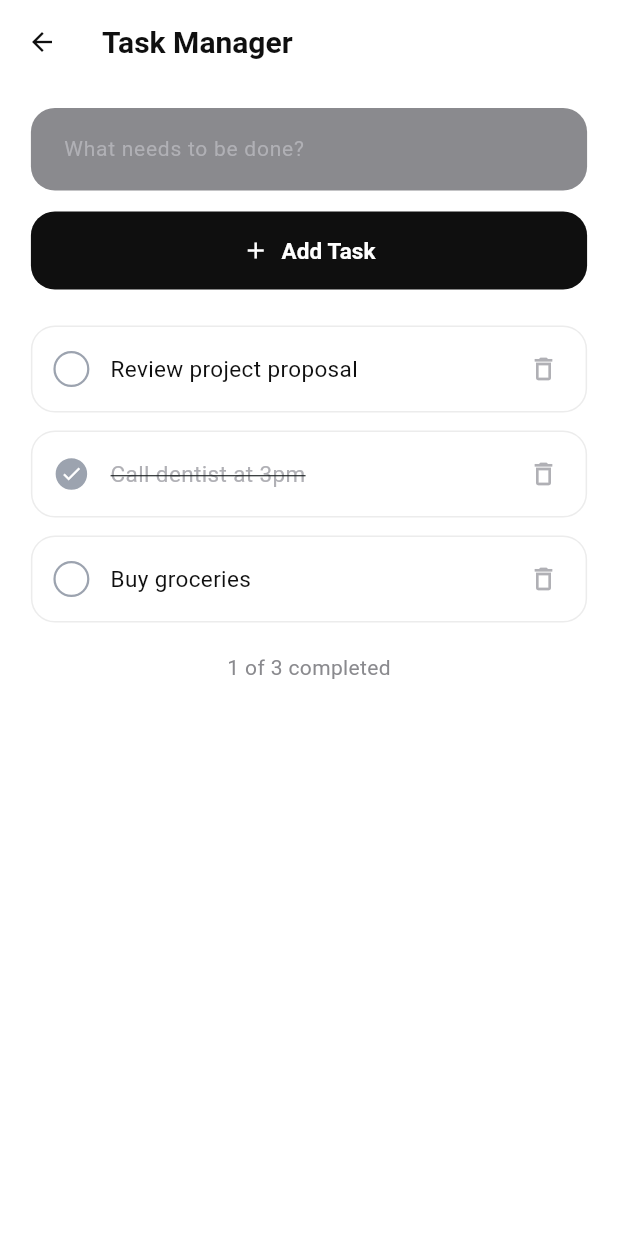
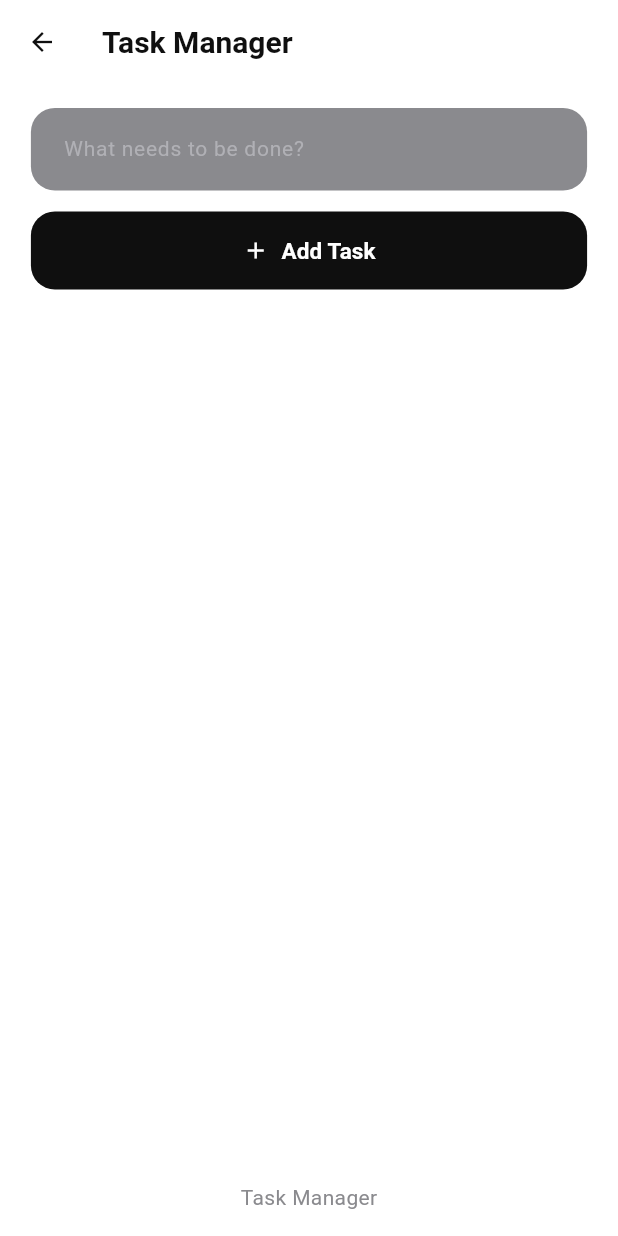
Before and after one commit to aliraza055/SyncDay, a Flutter app: the TaskScreen screen opened by its route, after a tap on "Add Task", on a phone screen of 412 x 824 dp. Run offline on Flutter 3.47's test engine with Material 3 defaults, Android fonts, the phone set to English and light mode, and no system bars; our stand-ins replace get.

Commit message:
complete crud functionality

```diff
--- /dev/null
+++ b/lib/Controllers/task_controller.dart
@@ -0,0 +1,26 @@
+import 'package:flutter/cupertino.dart';
+import 'package:get/get.dart';
+import 'package:syncday/Models/task_model.dart';
+
+class TaskController extends GetxController {
+  var tasks = <TaskModel>[].obs;
+  var taskContrller = TextEditingController().obs;
+
+  void addTask(String title) {
+    final task = TaskModel(
+      id: DateTime.now().toString(),
+      title: title,
+      isDone: false,
+    );
+    tasks.add(task);
+  }
+
+  void toggleTask(int index) {
+    tasks[index].isDone = !tasks[index].isDone;
+    tasks.refresh();
+  }
+
+  void deleteTask(int index) {
+    tasks.removeAt(index);
+  }
+}
--- a/lib/Routes/app_pages.dart
+++ b/lib/Routes/app_pages.dart
@@ -1,6 +1,6 @@
 /// Route name constants — use these with Get.toNamed(), never hardcode strings.
-abstract class AppRoutes {
-  AppRoutes._();
+abstract class AppPages {
+  AppPages._();
 
   static const String home = '/home';
   static const String task = '/task';
--- a/lib/Routes/app_route.dart
+++ b/lib/Routes/app_route.dart
@@ -7,13 +7,12 @@ import 'package:syncday/Views/weather_screen.dart';
 
 /// GetX page list. Add `binding:` to each GetPage once you create
 /// your controllers + bindings (e.g. binding: TaskBinding()).
-class AppPages {
-  AppPages._();
-
+class AppRoute {
+  AppRoute._();
   static final List<GetPage> pages = [
-    GetPage(name: AppRoutes.home, page: () => const HomeScreen()),
-    GetPage(name: AppRoutes.task, page: () => const TaskScreen()),
-    GetPage(name: AppRoutes.expense, page: () => const ExpenseScreen()),
-    GetPage(name: AppRoutes.weather, page: () => const WeatherScreen()),
+    GetPage(name: AppPages.home, page: () => const HomeScreen()),
+    GetPage(name: AppPages.task, page: () => TaskScreen()),
+    GetPage(name: AppPages.expense, page: () => const ExpenseScreen()),
+    GetPage(name: AppPages.weather, page: () => const WeatherScreen()),
   ];
 }
--- a/lib/Views/task_screen.dart
+++ b/lib/Views/task_screen.dart
@@ -1,4 +1,6 @@
 import 'package:flutter/material.dart';
+import 'package:get/get.dart';
+import 'package:syncday/Controllers/task_controller.dart';
 import 'package:syncday/constansts/app_colors.dart';
 import 'package:syncday/constansts/app_textstyle.dart';
 import 'package:syncday/constansts/media_queries.dart';
@@ -9,16 +11,15 @@ import 'package:syncday/widgets/app_tile.dart';
 import 'package:syncday/widgets/textfiled.dart';
 
 class TaskScreen extends StatelessWidget {
-  const TaskScreen({super.key});
-
+  TaskScreen({super.key});
+  final TaskController taskCon = Get.put(TaskController());
   @override
   Widget build(BuildContext context) {
     return Scaffold(
       backgroundColor: AppColors.background,
       appBar: const CustomAppBar(title: 'Task Manager'),
       body: SafeArea(
-        top: false,
-        child: SingleChildScrollView(
+        child: Padding(
           padding: EdgeInsets.symmetric(
             horizontal: context.wp(0.05),
             vertical: 16,
@@ -26,23 +27,53 @@ class TaskScreen extends StatelessWidget {
           child: Column(
             crossAxisAlignment: CrossAxisAlignment.start,
             children: [
-              const CustomTextField(hintText: 'What needs to be done?'),
+              CustomTextField(
+                controller: taskCon.taskContrller.value,
+                hintText: 'What needs to be done?',
+              ),
               const SizedBox(height: 14),
+
+              /// ADD BUTTON
               CustomButton(
                 label: 'Add Task',
                 icon: Icons.add,
-                onPressed: () {},
+                onPressed: () {
+                  final text = taskCon.taskContrller.value.text;
+                  if (text.isNotEmpty) {
+                    taskCon.addTask(text);
+                    taskCon.taskContrller.value.clear();
+                  } else {
+                    print('Enter something please');
+                  }
+                },
               ),
               const SizedBox(height: 24),
 
-              // Dummy static list — replace with Obx(() => ListView...)
-              const TaskTile(title: 'Review project proposal'),
-              const TaskTile(title: 'Call dentist at 3pm', isChecked: true),
-              const TaskTile(title: 'Buy groceries'),
+              /// TASK LIST (ONLY THIS SCROLLS)
+              Expanded(
+                child: Obx(() {
+                  return ListView.builder(
+                    itemCount: taskCon.tasks.length,
+                    itemBuilder: (context, index) {
+                      final task = taskCon.tasks[index];
+                      return TaskTile(
+                        title: task.title, // correct usage
+                        isChecked: task.isDone,
+                        onToggle: () {
+                          taskCon.toggleTask(index);
+                        },
+                        onDelete: () {
+                          taskCon.deleteTask(index);
+                        },
+                      );
+                    },
+                  );
+                }),
+              ),
 
-              const SizedBox(height: 8),
+              /// FOOTER
               Center(
-                child: Text('1 of 3 completed', style: AppTextStyles.subtitle),
+                child: Text('Task Manager', style: AppTextStyles.subtitle),
               ),
             ],
           ),
--- a/lib/constansts/media_queries.dart
+++ b/lib/constansts/media_queries.dart
@@ -9,6 +9,7 @@ extension MediaQueryHelper on BuildContext {
   double get height => _size.height;
 
   /// Width percentage. e.g. context.wp(0.9) => 90% of screen width
+
   double wp(double percent) => _size.width * percent;
 
   /// Height percentage. e.g. context.hp(0.2) => 20% of screen height
--- a/lib/main.dart
+++ b/lib/main.dart
@@ -5,6 +5,7 @@ import 'package:syncday/Routes/app_route.dart';
 import 'package:syncday/constansts/app_theme.dart';
 
 void main() {
+  WidgetsFlutterBinding.ensureInitialized();
   runApp(const DailyManagerApp());
 }
 
@@ -17,8 +18,8 @@ class DailyManagerApp extends StatelessWidget {
       title: 'Daily Manager',
       debugShowCheckedModeBanner: false,
       theme: AppTheme.lightTheme,
-      initialRoute: AppRoutes.home,
-      getPages: AppPages.pages,
+      initialRoute: AppPages.home,
+      getPages: AppRoute.pages,
     );
   }
 }
--- a/lib/widgets/textfiled.dart
+++ b/lib/widgets/textfiled.dart
@@ -2,8 +2,6 @@ import 'package:flutter/material.dart';
 import 'package:syncday/constansts/app_colors.dart';
 import 'package:syncday/constansts/app_textstyle.dart';
 
-/// Light-grey rounded input field, matches "What needs to be done?"
-/// and "Expense title" / "Amount" fields.
 class CustomTextField extends StatelessWidget {
   final String hintText;
   final TextEditingController? controller;
--- a/pubspec.yaml
+++ b/pubspec.yaml
@@ -35,6 +35,7 @@ dependencies:
   # Use with the CupertinoIcons class for iOS style icons.
   cupertino_icons: ^1.0.8
   get: ^4.7.3
+  sqflite: ^2.4.3
 
 dev_dependencies:
   flutter_test:
```
Also changed, not shown: lib/Views/expense_screen.dart (+1 -14 lines), lib/Views/home_screen.dart (+3 -5 lines).
